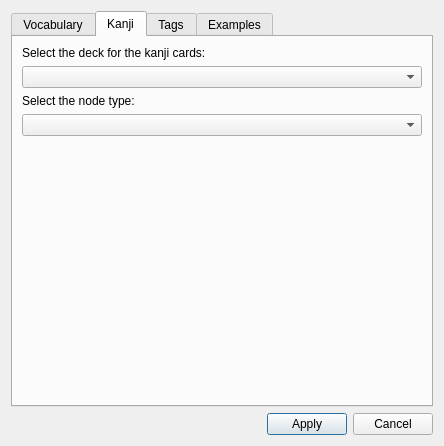
Before: the Qt Designer form designer/settings.ui in JanMaier97/kanji-extractor, drawn with Qt 5.
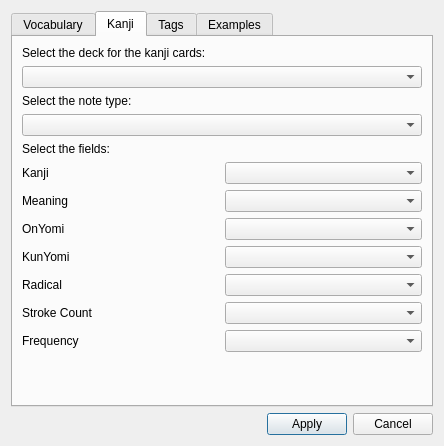
After: the same form once the commit is applied. The open tabs and pages were chosen to show the change.

Commit message: Updated ui to edit kanji config.

```diff
--- a/designer/settings.ui
+++ b/designer/settings.ui
@@ -92,13 +92,146 @@
        <item>
         <widget class="QLabel" name="label_14">
          <property name="text">
-          <string>Select the node type:</string>
+          <string>Select the note type:</string>
+         </property>
+         <property name="buddy">
+          <cstring>kanji_model</cstring>
          </property>
         </widget>
        </item>
        <item>
         <widget class="QComboBox" name="kanji_model"/>
        </item>
+       <item>
+        <widget class="QLabel" name="label_17">
+         <property name="text">
+          <string>Select the fields:</string>
+         </property>
+        </widget>
+       </item>
+       <item>
+        <layout class="QGridLayout" name="gridLayout">
+         <item row="9" column="0">
+          <widget class="QLabel" name="label_5">
+           <property name="text">
+            <string>Stroke Count</string>
+           </property>
+           <property name="buddy">
+            <cstring>cb_strokecount</cstring>
+           </property>
+          </widget>
+         </item>
+         <item row="6" column="0">
+          <widget class="QLabel" name="label_4">
+           <property name="text">
+            <string>OnYomi</string>
+           </property>
+           <property name="buddy">
+            <cstring>cb_onyomi</cstring>
+           </property>
+          </widget>
+         </item>
+         <item row="1" column="0">
+          <widget class="QLabel" name="label_6">
+           <property name="text">
+            <string>Meaning</string>
+           </property>
+           <property name="buddy">
+            <cstring>cb_meaning</cstring>
+           </property>
+          </widget>
+         </item>
+         <item row="0" column="0">
+          <widget class="QLabel" name="label_7">
+           <property name="text">
+            <string>Kanji</string>
+           </property>
+           <property name="buddy">
+            <cstring>cb_kanji</cstring>
+           </property>
+          </widget>
+         </item>
+         <item row="7" column="0">
+          <widget class="QLabel" name="label_3">
+           <property name="text">
+            <string>KunYomi</string>
+           </property>
+           <property name="buddy">
+            <cstring>cb_kunyomi</cstring>
+           </property>
+          </widget>
+         </item>
+         <item row="8" column="0">
+          <widget class="QLabel" name="label_16">
+           <property name="text">
+            <string>Radical</string>
+           </property>
+           <property name="buddy">
+            <cstring>cb_radical</cstring>
+           </property>
+          </widget>
+         </item>
+         <item row="10" column="0">
+          <widget class="QLabel" name="label_15">
+           <property name="text">
+            <string>Frequency</string>
+           </property>
+           <property name="buddy">
+            <cstring>cb_frequency</cstring>
+           </property>
+          </widget>
+         </item>
+         <item row="0" column="1">
+          <widget class="QComboBox" name="cb_kanji">
+           <property name="insertPolicy">
+            <enum>QComboBox::InsertAtBottom</enum>
+           </property>
+          </widget>
+         </item>
+         <item row="1" column="1">
+          <widget class="QComboBox" name="cb_meaning">
+           <property name="insertPolicy">
+            <enum>QComboBox::InsertAtBottom</enum>
+           </property>
+          </widget>
+         </item>
+         <item row="6" column="1">
+          <widget class="QComboBox" name="cb_onyomi">
+           <property name="insertPolicy">
+            <enum>QComboBox::InsertAtBottom</enum>
+           </property>
+          </widget>
+         </item>
+         <item row="7" column="1">
+          <widget class="QComboBox" name="cb_kunyomi">
+           <property name="insertPolicy">
+            <enum>QComboBox::InsertAtBottom</enum>
+           </property>
+          </widget>
+         </item>
+         <item row="8" column="1">
+          <widget class="QComboBox" name="cb_radical">
+           <property name="insertPolicy">
+            <enum>QComboBox::InsertAtBottom</enum>
+           </property>
+          </widget>
+         </item>
+         <item row="9" column="1">
+          <widget class="QComboBox" name="cb_strokecount">
+           <property name="insertPolicy">
+            <enum>QComboBox::InsertAtBottom</enum>
+           </property>
+          </widget>
+         </item>
+         <item row="10" column="1">
+          <widget class="QComboBox" name="cb_frequency">
+           <property name="insertPolicy">
+            <enum>QComboBox::InsertAtBottom</enum>
+           </property>
+          </widget>
+         </item>
+        </layout>
+       </item>
        <item>
         <spacer name="verticalSpacer_3">
          <property name="orientation">
```
Left out of the diff: 11 changed lines with no effect on the pictures. The commit also changes 1 other file.
